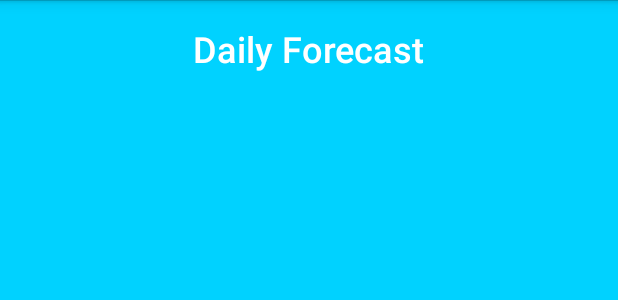
After one commit to Amador368/ColorWeather, an Android app: the layout activity_daily_weather.xml on its own in the app's theme, with its tools: preview values and no code run, on a phone screen of 412 x 824 dp. The commit adds this screen. Shown: the top 300 px of the screen. Run offline under Robolectric (Android 15) with nearby library versions, the phone set to English and light mode, and no system bars.

Commit message:
Creating activities for weather options

```diff
--- a/app/src/main/AndroidManifest.xml
+++ b/app/src/main/AndroidManifest.xml
@@ -17,7 +17,9 @@
                 <category android:name="android.intent.category.LAUNCHER" />
             </intent-filter>
         </activity>
-        <activity android:name=".ColorWeatherActivity"></activity>
+        <activity android:name=".DailyWeatherActivity" />
+        <activity android:name=".HourlyWeatherActivity" />
+        <activity android:name=".MinutelyWeatherActivity"></activity>
     </application>
 
 </manifest>
--- a/app/src/main/java/me/asantiago/colorweather/ColorWeatherActivity.java
+++ b/app/src/main/java/me/asantiago/colorweather/DailyWeatherActivity.java
@@ -3,11 +3,11 @@ package me.asantiago.colorweather;
 import android.app.Activity;
 import android.os.Bundle;
 
-public class ColorWeatherActivity extends Activity {
+public class DailyWeatherActivity extends Activity {
 
     @Override
     protected void onCreate(Bundle savedInstanceState) {
         super.onCreate(savedInstanceState);
-        setContentView(R.layout.activity_color_weather);
+        setContentView(R.layout.activity_daily_weather);
     }
 }
--- /dev/null
+++ b/app/src/main/res/layout/activity_daily_weather.xml
@@ -0,0 +1,27 @@
+<?xml version="1.0" encoding="utf-8"?>
+<RelativeLayout xmlns:android="http://schemas.android.com/apk/res/android"
+    xmlns:tools="http://schemas.android.com/tools"
+    android:id="@+id/activity_color_weather"
+    android:layout_width="match_parent"
+    android:layout_height="match_parent"
+    android:background="@color/backgroundColor"
+    tools:context="me.asantiago.colorweather.DailyWeatherActivity">
+
+    <TextView
+        style="@style/mainFont"
+        android:text="@string/daily_forecast"
+        android:layout_width="wrap_content"
+        android:layout_height="wrap_content"
+        android:id="@+id/dailyWeatherTextView"
+        android:layout_alignParentTop="true"
+        android:layout_centerHorizontal="true"
+        android:layout_marginTop="16dp"
+        android:textStyle="normal|bold" />
+
+    <ListView
+        android:id="@+id/itemsListView"
+        android:layout_width="match_parent"
+        android:layout_height="match_parent"
+        android:layout_below="@+id/dailyWeatherTextView"
+        android:layout_centerHorizontal="true" />
+</RelativeLayout>
--- a/app/src/main/res/layout/activity_main.xml
+++ b/app/src/main/res/layout/activity_main.xml
@@ -133,7 +133,7 @@
         style="@style/mainFont"
         android:textSize="20sp"
         android:textStyle="bold"
-        android:text="Daily"
+        android:text="@string/daily_text"
         android:layout_width="wrap_content"
         android:layout_height="wrap_content"
         android:id="@+id/dailyTextView"
@@ -150,7 +150,7 @@
         style="@style/mainFont"
         android:textSize="20sp"
         android:textStyle="bold"
-        android:text="Hourly"
+        android:text="@string/hourly_text"
         android:layout_width="wrap_content"
         android:layout_height="wrap_content"
         android:id="@+id/hourlyTextView"
@@ -167,7 +167,7 @@
         style="@style/mainFont"
         android:textSize="20sp"
         android:textStyle="bold"
-        android:text="Minutely"
+        android:text="@string/minutely_text"
         android:layout_width="wrap_content"
         android:layout_height="wrap_content"
         android:id="@+id/minutelyTextView"
```
Also changed, not shown: app/src/main/java/me/asantiago/colorweather/HourlyWeatherActivity.java (added, +13 -0 lines), app/src/main/java/me/asantiago/colorweather/MinutelyWeatherActivity.java (added, +13 -0 lines), app/src/main/res/layout/activity_hourly_weather.xml (renamed from app/src/main/res/layout/activity_color_weather.xml, +10 -7 lines), app/src/main/res/layout/activity_minutely_weather.xml (added, +27 -0 lines), app/src/main/res/values/strings.xml (+10 -0 lines).
